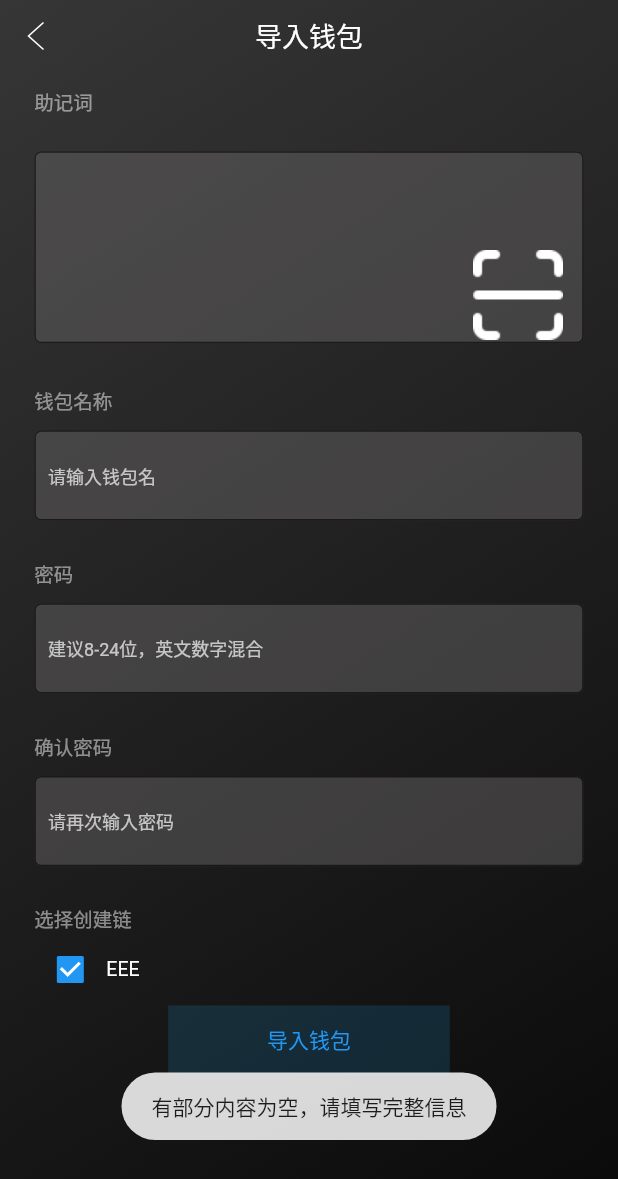
After one commit to scryinfo/cashbox, a Flutter app: the ImportWalletPage screen opened directly, after a tap on "导入钱包", on a phone screen of 412 x 824 dp. The commit adds this screen. Shown: the top 1179 px of the screen. Run offline on Flutter 3.47's test engine with Material 2 defaults, Android fonts, the phone set to English and light mode, and no system bars; our stand-ins replace dio, fluro, flutter_easyrefresh, flutter_screenutil, flutter_swiper, fluttertoast and 2 more; statements that could not run were skipped.

Commit message:
add |> add import wallet page

```diff
--- a/app/lib/page/eee_page/left_drawer_card.dart
+++ b/app/lib/page/eee_page/left_drawer_card.dart
@@ -106,7 +106,9 @@ class LeftDrawer {
                     color: Colors.black,
                   ),
                 ),
-                onTap: () => {}),
+                onTap: () {
+                  NavigatorUtils.push(context, Routes.importWalletPage);
+                }),
           ),
         ],
       ),
--- /dev/null
+++ b/app/lib/page/import_wallet_page/import_wallet_page.dart
@@ -0,0 +1,438 @@
+import 'package:app/util/qr_scan_util.dart';
+import 'package:flutter/material.dart';
+import 'package:flutter_screenutil/flutter_screenutil.dart';
+import 'package:fluttertoast/fluttertoast.dart';
+import '../../res/resources.dart';
+import '../../routers/application.dart';
+import '../../routers/routers.dart';
+import '../../routers/fluro_navigator.dart';
+import '../../res/styles.dart';
+import '../../widgets/app_bar.dart';
+
+class ImportWalletPage extends StatefulWidget {
+  @override
+  _ImportWalletPageState createState() => _ImportWalletPageState();
+}
+
+class _ImportWalletPageState extends State<ImportWalletPage> {
+  TextEditingController _mneController = TextEditingController();
+  TextEditingController _walletNameController = TextEditingController();
+  TextEditingController _pwdController = TextEditingController();
+  TextEditingController _confirmPwdController = TextEditingController();
+  bool _EeeChainChoosed = true;
+  var mneString = "";
+
+  @override
+  void initState() {
+    super.initState();
+    _walletNameController.addListener(_verifyMnemonic);
+    _pwdController.addListener(_verifyWalletName);
+    _confirmPwdController.addListener(_verifyPwd);
+  }
+
+  void _verifyMnemonic() {
+    String mnemonic = _mneController.text;
+    if (mnemonic.isEmpty || mnemonic.length < 1) {
+      Fluttertoast.showToast(msg: "助记词不能为空");
+      return;
+    }
+  }
+
+  void _verifyWalletName() {
+    String name = _walletNameController.text;
+    if (name.isEmpty || name.length < 1) {
+      Fluttertoast.showToast(msg: "钱包名不能为空");
+      return;
+    }
+  }
+
+  void _verifyPwd() {
+    String pwd = _pwdController.text;
+    if (pwd.isEmpty || pwd.length < 1) {
+      Fluttertoast.showToast(msg: "密码不能为空");
+      return;
+    }
+  }
+
+  bool _verifyImportWallet() {
+    String mnemonic = _mneController.text;
+    String walletName = _walletNameController.text;
+    String pwd = _pwdController.text;
+    String confirmPwd = _confirmPwdController.text;
+    if (mnemonic.isEmpty ||
+        mnemonic.length < 1 ||
+        walletName.isEmpty ||
+        walletName.length < 1 ||
+        pwd.isEmpty ||
+        pwd.length < 1 ||
+        confirmPwd.isEmpty ||
+        confirmPwd.length < 1) {
+      Fluttertoast.showToast(msg: "有部分内容为空，请填写完整信息");
+      return false;
+    }
+    if (pwd.toString().compareTo(confirmPwd.toString()) != 0) {
+      Fluttertoast.showToast(msg: "两次输入密码不一致!!!");
+      return false;
+    }
+    return true;
+  }
+
+  @override
+  Widget build(BuildContext context) {
+    return Container(
+      decoration: BoxDecoration(
+        image: DecorationImage(
+            image: AssetImage("assets/images/bg_graduate.png"),
+            fit: BoxFit.fill),
+      ),
+      child: Scaffold(
+          backgroundColor: Colors.transparent,
+          appBar: MyAppBar(
+            centerTitle: "导入钱包",
+            backgroundColor: Colors.transparent,
+          ),
+          body: Container(
+            width: ScreenUtil().setWidth(90),
+            height: ScreenUtil().setHeight(160),
+            child: _buildImportWalletWidget(),
+          )),
+    );
+  }
+
+  Widget _buildImportWalletWidget() {
+    return Container(
+      width: ScreenUtil().setWidth(80),
+      padding: EdgeInsets.only(
+        left: ScreenUtil().setWidth(5),
+        right: ScreenUtil().setWidth(5),
+      ),
+      child: SingleChildScrollView(
+        child: Column(
+          children: <Widget>[
+            Gaps.scaleVGap(2),
+            _buildMnemonicWidget(),
+            Gaps.scaleVGap(3),
+            _buildWalletNameWidget(),
+            Gaps.scaleVGap(5),
+            _buildPwdWidget(),
+            Gaps.scaleVGap(5),
+            _buildConfirmPwdWidget(),
+            Gaps.scaleVGap(5),
+            _buildChainChooseLayout(),
+            Container(
+              alignment: Alignment.bottomCenter,
+              width: ScreenUtil().setWidth(41),
+              height: ScreenUtil().setHeight(9),
+              color: Color.fromRGBO(26, 141, 198, 0.20),
+              child: FlatButton(
+                onPressed: () {
+                  if (_verifyImportWallet()) {
+                    print("begin to import wallet");
+                    //todo
+                    //NavigatorUtils.push(context, Routes.createWalletMnemonicPage);
+                  }
+                },
+                child: Text(
+                  "导入钱包",
+                  textAlign: TextAlign.center,
+                  style: TextStyle(
+                    color: Colors.blue,
+                    letterSpacing: 0.03,
+                  ),
+                ),
+              ),
+            ),
+          ],
+        ),
+      ),
+    );
+  }
+
+  bool _verifyPwdSame() {
+    //todo verify Pwd
+    return true;
+  }
+
+  Widget _buildMnemonicWidget() {
+    return Container(
+      child: Column(
+        children: <Widget>[
+          Container(
+            alignment: Alignment.topLeft,
+            child: Text(
+              "助记词",
+              style: TextStyle(
+                color: Color.fromRGBO(255, 255, 255, 0.5),
+                fontSize: 13,
+              ),
+            ),
+          ),
+          Gaps.scaleVGap(2),
+          Container(
+            alignment: Alignment.center,
+            //height: ScreenUtil().setHeight(30),
+            child: Stack(
+              children: <Widget>[
+                Container(
+                  alignment: Alignment.center,
+                  height: ScreenUtil().setHeight(30),
+                  child: TextField(
+
+                    textAlign: TextAlign.start,
+                    style: TextStyle(
+                      color: Color.fromRGBO(255, 255, 255, 0.7),
+                      fontSize: 12,
+                    ),
+                    maxLines: 4,
+                    decoration: InputDecoration(
+                      fillColor: Color.fromRGBO(101, 98, 98, 0.50),
+                      filled: true,
+                      contentPadding: EdgeInsets.only(
+                        left: ScreenUtil().setHeight(5),
+                        right: ScreenUtil().setWidth(5),
+                        top: ScreenUtil().setHeight(7),
+                        bottom: ScreenUtil().setHeight(7),
+                      ),
+                      labelText: mneString,
+                      labelStyle: TextStyle(
+                        color: Colors.white,
+                        height: ScreenUtil().setHeight(40),
+                      ),
+                      hintText: "请输入助记词",
+                      hintStyle: TextStyle(
+                        color: Color.fromRGBO(255, 255, 255, 0.7),
+                        fontSize: 12,
+                      ),
+                      border: OutlineInputBorder(
+                        borderSide: BorderSide(color: Colors.black87),
+                        borderRadius: BorderRadius.circular(
+                          ScreenUtil().setWidth(1.0),
+                        ),
+                      ),
+                    ),
+                    controller: _mneController,
+                  ),
+                ),
+                Container(
+                  //color: Colors.blue,
+                  alignment: Alignment.bottomRight,
+                  height: ScreenUtil().setHeight(30),
+                  padding: EdgeInsets.only(
+                    bottom: ScreenUtil().setHeight(3),
+                    right: ScreenUtil().setWidth(3),
+                  ),
+                  child: GestureDetector(
+                    onTap: () async {
+                      Future<String> qrResult = QrScanUtil.qrscan();
+                      qrResult.then((t) {
+                        setState(() {
+                          mneString = t.toString();
+                        });
+                      }).catchError((e) {
+                        Fluttertoast.showToast(msg: "扫描发生未知失败，请重新尝试");
+                      });
+                    },
+                    child: Image.asset("assets/images/ic_scan.png"),
+                  ),
+                ),
+              ],
+            ),
+          ),
+        ],
+      ),
+    );
+  }
+
+  Widget _buildWalletNameWidget() {
+    return Container(
+      child: Column(
+        children: <Widget>[
+          Container(
+            alignment: Alignment.topLeft,
+            child: Text(
+              "钱包名称",
+              style: TextStyle(
+                color: Color.fromRGBO(255, 255, 255, 0.5),
+                fontSize: 13,
+              ),
+            ),
+          ),
+          Gaps.scaleVGap(2),
+          Container(
+            alignment: Alignment.center,
+            child: TextField(
+              textAlign: TextAlign.start,
+              style: TextStyle(color: Colors.white),
+              decoration: InputDecoration(
+                fillColor: Color.fromRGBO(101, 98, 98, 0.50),
+                filled: true,
+                contentPadding: EdgeInsets.only(
+                    left: ScreenUtil().setWidth(2),
+                    top: ScreenUtil().setHeight(8)),
+                labelStyle: TextStyle(
+                  color: Colors.white,
+                ),
+                hintText: "请输入钱包名",
+                hintStyle: TextStyle(
+                  color: Color.fromRGBO(255, 255, 255, 0.7),
+                  fontSize: 12,
+                ),
+                border: OutlineInputBorder(
+                  borderSide: BorderSide(color: Colors.black87),
+                  borderRadius: BorderRadius.circular(
+                    ScreenUtil().setWidth(1.0),
+                  ),
+                ),
+              ),
+              controller: _walletNameController,
+            ),
+          ),
+        ],
+      ),
+    );
+  }
+
+  Widget _buildPwdWidget() {
+    return Container(
+      child: Column(
+        children: <Widget>[
+          Container(
+            alignment: Alignment.topLeft,
+            child: Text(
+              "密码",
+              style: TextStyle(
+                color: Color.fromRGBO(255, 255, 255, 0.5),
+                fontSize: 13,
+              ),
+            ),
+          ),
+          Gaps.scaleVGap(2),
+          Container(
+            alignment: Alignment.center,
+            child: TextField(
+              textAlign: TextAlign.start,
+              style: TextStyle(color: Colors.white),
+              decoration: InputDecoration(
+                fillColor: Color.fromRGBO(101, 98, 98, 0.50),
+                filled: true,
+                contentPadding: EdgeInsets.only(
+                    left: ScreenUtil().setWidth(2),
+                    top: ScreenUtil().setHeight(8)),
+                labelStyle: TextStyle(
+                  color: Colors.white,
+                ),
+                hintText: "建议8-24位，英文数字混合",
+                hintStyle: TextStyle(
+                  color: Color.fromRGBO(255, 255, 255, 0.7),
+                  fontSize: 12,
+                ),
+                border: OutlineInputBorder(
+                  borderSide: BorderSide(color: Colors.black87),
+                  borderRadius: BorderRadius.circular(
+                    ScreenUtil().setWidth(1.0),
+                  ),
+                ),
+              ),
+              controller: _pwdController,
+            ),
+          ),
+        ],
+      ),
+    );
+  }
+
+  Widget _buildConfirmPwdWidget() {
+    return Container(
+      child: Column(
+        children: <Widget>[
+          Container(
+            alignment: Alignment.topLeft,
+            child: Text(
+              "确认密码",
+              style: TextStyle(
+                color: Color.fromRGBO(255, 255, 255, 0.5),
+                fontSize: 13,
+              ),
+            ),
+          ),
+          Gaps.scaleVGap(2),
+          Container(
+            alignment: Alignment.center,
+            child: TextField(
+              textAlign: TextAlign.start,
+              style: TextStyle(color: Colors.white),
+              decoration: InputDecoration(
+                fillColor: Color.fromRGBO(101, 98, 98, 0.50),
+                filled: true,
+                contentPadding: EdgeInsets.only(
+                    left: ScreenUtil().setWidth(2),
+                    top: ScreenUtil().setHeight(8)),
+                labelStyle: TextStyle(
+                  color: Colors.white,
+                ),
+                hintText: "请再次输入密码",
+                hintStyle: TextStyle(
+                  color: Color.fromRGBO(255, 255, 255, 0.7),
+                  fontSize: 12,
+                ),
+                border: OutlineInputBorder(
+                  borderSide: BorderSide(color: Colors.black87),
+                  borderRadius: BorderRadius.circular(
+                    ScreenUtil().setWidth(1.0),
+                  ),
+                ),
+              ),
+              controller: _confirmPwdController,
+            ),
+          ),
+        ],
+      ),
+    );
+  }
+
+  Widget _buildChainChooseLayout() {
+    return Container(
+        child: Column(
+      children: <Widget>[
+        Container(
+          alignment: Alignment.topLeft,
+          child: Text(
+            "选择创建链",
+            style: TextStyle(
+              color: Color.fromRGBO(255, 255, 255, 0.5),
+              fontSize: 13,
+            ),
+          ),
+        ),
+        Row(
+          children: <Widget>[
+            Container(
+                child: Row(
+              children: <Widget>[
+                Checkbox(
+                  value: _EeeChainChoosed,
+                  onChanged: (newValue) {
+                    setState(
+                      () {
+                        print(" context._EeeChainChoosed=>" +
+                            _EeeChainChoosed.toString());
+                        _EeeChainChoosed = newValue;
+                      },
+                    );
+                  },
+                ),
+                Text(
+                  "EEE",
+                  style: TextStyle(
+                    color: Colors.white,
+                    fontSize: 13,
+                  ),
+                ),
+              ],
+            )),
+          ],
+        ),
+      ],
+    ));
+  }
+}
--- a/app/lib/routers/router_handler.dart
+++ b/app/lib/routers/router_handler.dart
@@ -8,6 +8,7 @@
 import '../page/create_wallet_page/create_wallet_mnemonic_page.dart';
 import '../page/create_wallet_page/create_wallet_confirm_page.dart';
 import '../page/address_page/address_page.dart';
+import '../page/import_wallet_page/import_wallet_page.dart';
 
 Handler splashPageHandler = Handler(
     handlerFunc: (BuildContext context, Map<String, List<String>> params) {
@@ -50,3 +51,8 @@
       params['content']?.first);
   return AddressPage(name, title, content);
 });
+
+Handler importWalletPageHandler = Handler(
+    handlerFunc: (BuildContext context, Map<String, List<String>> params) {
+  return ImportWalletPage();
+});
--- a/app/lib/routers/routers.dart
+++ b/app/lib/routers/routers.dart
@@ -10,6 +10,7 @@ class Routes {
   static String createWalletMnemonicPage = '/createwalletmnemonicpage';
   static String createWalletConfirmPage = '/createwalletconfirmpage';
   static String addressPage = '/addresspage';
+  static String importWalletPage = '/importwalletpage';
 
   static void configureRoutes(Router router) {
     router.notFoundHandler = new Handler(
@@ -27,5 +28,6 @@ class Routes {
     router.define(createWalletConfirmPage,
         handler: createWalletConfirmPageHandler);
     router.define(addressPage, handler: addressPageHandler);
+    router.define(importWalletPage, handler: importWalletPageHandler);
   }
 }
```
Also changed, not shown: app/lib/page/import_wallet_page.dart (deleted).
